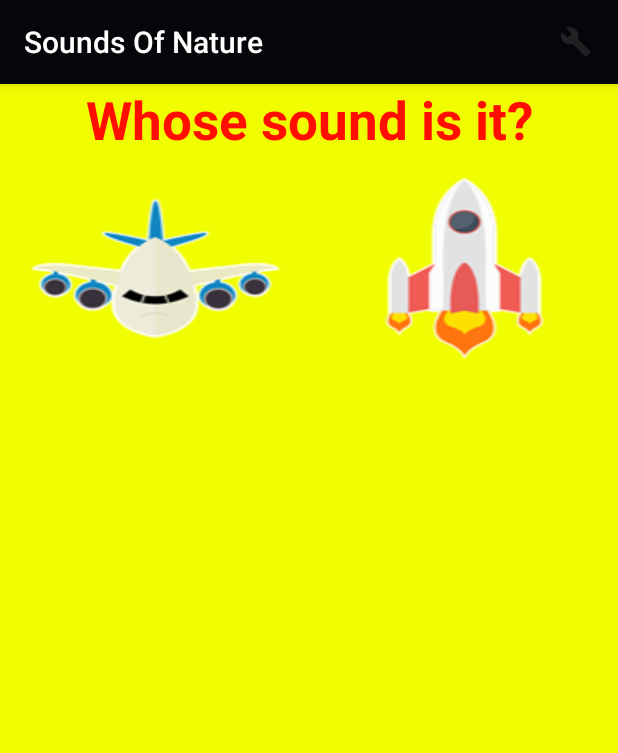
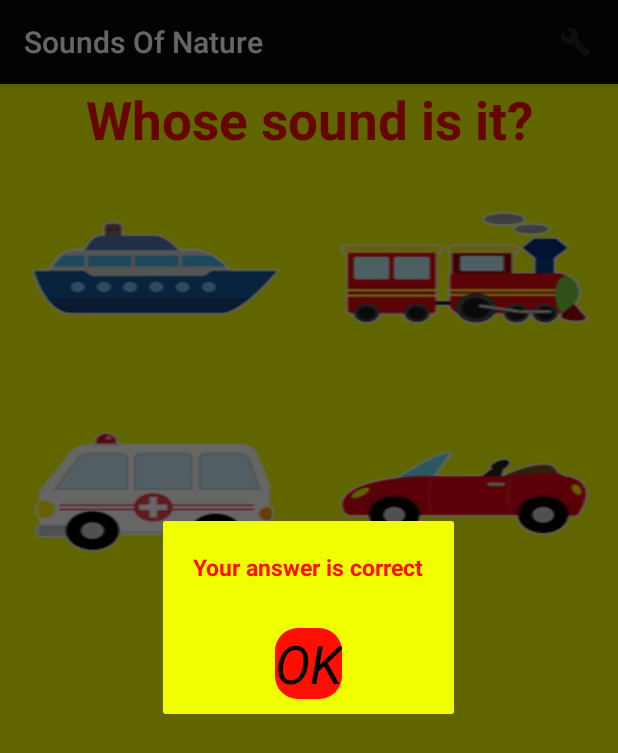
Before and after one commit to Bananio/SoundsOfNature, an Android app: the QuizActivity screen opened directly, with no data from a screen before it, after a tap on an icon or button, on a phone screen of 412 x 824 dp. Shown: the top 753 px of the screen. Run offline under Robolectric (Android 15) with nearby library versions, the phone set to English and light mode, and no system bars; 1 statement that could not run was skipped.

Commit message:
Delete unused elements

```diff
--- a/app/src/main/java/com/example/banancheg/soundsofnature/DialogFragmentCategory.java
+++ b/app/src/main/java/com/example/banancheg/soundsofnature/DialogFragmentCategory.java
@@ -9,7 +9,7 @@ import android.view.ViewGroup;
 
 public class DialogFragmentCategory extends DialogFragment implements View.OnClickListener {
 
-    Intent intent;
+    private Intent intent;
 
     public View onCreateView(LayoutInflater inflater, ViewGroup container,
                              Bundle savedInstanceState) {
--- a/app/src/main/java/com/example/banancheg/soundsofnature/ListeningActivity.java
+++ b/app/src/main/java/com/example/banancheg/soundsofnature/ListeningActivity.java
@@ -7,12 +7,9 @@ import android.support.v7.app.AppCompatActivity;
 import android.os.Bundle;
 import android.util.Log;
 import android.view.View;
-import android.view.Window;
 import android.widget.ImageButton;
 import android.widget.ScrollView;
 import android.widget.TabHost;
-import android.widget.TextView;
-import android.widget.Toast;
 import android.media.SoundPool;
 import java.util.ArrayList;
 import java.util.LinkedHashMap;
@@ -21,7 +18,6 @@ import java.util.Map;
 
 public class ListeningActivity extends AppCompatActivity implements View.OnClickListener {
 
-    int sAirplane;
     private SoundPool soundPool;
     private Map<Integer, Integer> hashMapIdSounds;
     private ImageButton catImageBtn, tigerImageBtn, chickenImageBtn, cowImageBtn, dogImageBtn, elephantImageBtn, frogImageBtn, horseImageBtn, lionImageBtn, pigImageBtn, monkeyImageBtn, sheepImageBtn, airplaneImageBtn, ambulanceImageBtn, bicycleImageBtn, busImageBtn, carImageBtn, fireEngineImageBtn, helicopterImageBtn, motorcycleImageBtn, policeCarImageBtn, rocketImageBtn, shipImageBtn, trainImageBtn;
@@ -30,7 +26,6 @@ public class ListeningActivity extends AppCompatActivity implements View.OnClick
     @Override
     protected void onCreate(Bundle savedInstanceState) {
         super.onCreate(savedInstanceState);
-        //this.requestWindowFeature(Window.FEATURE_NO_TITLE);
         setContentView(R.layout.activity_listening);
 
 
@@ -135,9 +130,6 @@ public class ListeningActivity extends AppCompatActivity implements View.OnClick
             }
         });
 
-        //soundPool = new SoundPool(1, AudioManager.STREAM_MUSIC,0);
-         //sAirplane = soundPool.load(this,R.raw.airplane,1);
-       // soundPool.play(sAirplane,1,1,1,0,1);
     }
 
     @Override
@@ -155,7 +147,6 @@ public class ListeningActivity extends AppCompatActivity implements View.OnClick
     @Override
     protected void onPause() {
         super.onPause();
-        Log.d("Ravi","Main Pause");
         soundPool.release();
         soundPool = null;
     }
--- a/app/src/main/java/com/example/banancheg/soundsofnature/MainActivity.java
+++ b/app/src/main/java/com/example/banancheg/soundsofnature/MainActivity.java
@@ -5,15 +5,13 @@ import android.content.Intent;
 import android.support.v7.app.AppCompatActivity;
 import android.os.Bundle;
 import android.view.View;
-import android.view.Window;
 
 public class MainActivity extends AppCompatActivity{
-    DialogFragment dialogFragment;
+    private DialogFragment dialogFragment;
 
     @Override
     protected void onCreate(Bundle savedInstanceState) {
         super.onCreate(savedInstanceState);
-        //this.requestWindowFeature(Window.FEATURE_NO_TITLE);
         setContentView(R.layout.activity_main);
         dialogFragment = new DialogFragmentCategory();
     }
--- a/app/src/main/java/com/example/banancheg/soundsofnature/QuizActivity.java
+++ b/app/src/main/java/com/example/banancheg/soundsofnature/QuizActivity.java
@@ -12,7 +12,7 @@ import android.os.Bundle;
 import android.preference.PreferenceManager;
 import android.support.annotation.Nullable;
 import android.support.v7.app.AppCompatActivity;
-import android.util.Log;
+import android.util.TimeUtils;
 import android.view.Gravity;
 import android.view.Menu;
 import android.view.MenuItem;
@@ -23,8 +23,6 @@ import android.widget.Button;
 import android.widget.ImageButton;
 import android.widget.LinearLayout;
 import android.widget.TextView;
-import android.widget.Toast;
-
 import java.security.SecureRandom;
 import java.util.ArrayList;
 import java.util.HashMap;
@@ -32,41 +30,44 @@ import java.util.Iterator;
 import java.util.LinkedHashMap;
 import java.util.LinkedHashSet;
 
+
 public class QuizActivity extends AppCompatActivity {
 
-    String choices;
-    public static final String CHOICES = "pref_numberOfChoices";
-    SecureRandom random;
-
+    private String choices;
+    private static final String CHOICES = "pref_numberOfChoices";
+    private SecureRandom random;
+    private QuizDialogFragmentCorrectAnswer quizDialogFragmentCorrectAnswer;
     private Animation shakeAnimation;
-    TextView textView;
-    ArrayList<ImageButton> referencesCurrentImageButtons;
-    LinearLayout row1, row2, parentRow2, parentRow1;
-    ArrayList<Integer> workList,animalList,transportList, allCurrentImages;
-    LinkedHashSet<Integer> currentQuestionImagesIds;
-    HashMap<Integer, Integer> hashMapWork,hashMapAnimals, hashMapTransport;
-    Button btnAnimals, btnTransport;
-    SoundPool soundPool;
-    int currentImage;
-    int val, correctAnswerImage, correctAnswerSound;
-    SharedPreferences sharedPreferences;
-    ImageButton imageButton1, imageButton2, imageButton3, imageButton4;
-    int randomPictureImgBtn,randomPictureImgBtn2,randomPictureImgBtn3,randomPictureImgBtn4;
+    private TextView textView;
+    private  ArrayList<ImageButton> referencesCurrentImageButtons;
+    private LinearLayout row1, row2, parentRow1;
+    private  ArrayList<Integer> workList,animalList,transportList, allCurrentImages;
+    private LinkedHashSet<Integer> currentQuestionImagesIds;
+    private HashMap<Integer, Integer> hashMapWork,hashMapAnimals, hashMapTransport;
+    private SoundPool soundPool;
+    private int correctAnswerImage, correctAnswerSound;
+    private SharedPreferences sharedPreferences;
+    private ImageButton imageButton1, imageButton2, imageButton3, imageButton4;
 
     @Override
     protected void onCreate(@Nullable Bundle savedInstanceState) {
         super.onCreate(savedInstanceState);
         setContentView(R.layout.activity_quiz);
+
         createSoundpool();
+
         sharedPreferences = PreferenceManager.getDefaultSharedPreferences(this);
+        choices = sharedPreferences.getString(CHOICES,"4");
+
         row1 = (LinearLayout) findViewById(R.id.row1);
         parentRow1 = (LinearLayout) findViewById(R.id.parentRow1);
         row2 = (LinearLayout) findViewById(R.id.row2);
-        parentRow2 = (LinearLayout) findViewById(R.id.parentRow2);
         textView = (TextView) findViewById(R.id.textTitle);
+
         shakeAnimation = AnimationUtils.loadAnimation(this,R.anim.incorrect_shake);
         shakeAnimation.setRepeatCount(3);
 
+        quizDialogFragmentCorrectAnswer = new QuizDialogFragmentCorrectAnswer();
 
         animalList = new ArrayList<Integer>();
         animalList.add(R.drawable.cat);
@@ -138,18 +139,14 @@ public class QuizActivity extends AppCompatActivity {
             workList = transportList;
             hashMapWork = hashMapTransport;
         }
-        //row2.setVisibility(View.VISIBLE);
 
-        choices = sharedPreferences.getString(CHOICES,"2");
-        Log.d("myLogs", choices);
+
         if (choices.equals("2")){
-           // row2.setVisibility(View.GONE);
             referencesCurrentImageButtons = new ArrayList<>();
             imageButton1 = (ImageButton) findViewById(R.id.imageButton1);
             imageButton2 = (ImageButton) findViewById(R.id.imageButton2);
             referencesCurrentImageButtons.add(imageButton1);
             referencesCurrentImageButtons.add(imageButton2);
-           // row2.setVisibility(View.GONE);
             if (row2 != null)
             row2.setVisibility(View.GONE);
             if (getResources().getConfiguration().orientation == Configuration.ORIENTATION_LANDSCAPE){
@@ -166,7 +163,6 @@ public class QuizActivity extends AppCompatActivity {
             referencesCurrentImageButtons = new ArrayList<>();
             imageButton1 = (ImageButton) findViewById(R.id.imageButton1);
             imageButton2 = (ImageButton) findViewById(R.id.imageButton2);
-          // row2.setVisibility(View.VISIBLE);
             if (row2 != null)
                 row2.setVisibility(View.VISIBLE);
             imageButton3 = (ImageButton) findViewById(R.id.imageButton3);
@@ -178,45 +174,12 @@ public class QuizActivity extends AppCompatActivity {
             referencesCurrentImageButtons.add(imageButton4);
 
         }
-        if (referencesCurrentImageButtons.size()<4){
-           // row2.setVisibility(View.GONE);
-        }
+
 
         currentQuestionImagesIds = new LinkedHashSet<>();
         random = new SecureRandom();
-        while (currentQuestionImagesIds.size()< Integer.parseInt(choices)){
-            currentQuestionImagesIds.add( workList.get(random.nextInt(workList.size())));
-        }
 
-        /*Iterator<Integer> iterator = currentQuestionImagesIds.iterator();
-        while(iterator.hasNext()) {
-            for (int i = 0; i < referencesCurrentImageButtons.size(); i++) {
-                referencesCurrentImageButtons.get(i).setBackgroundResource(iterator.next());
-            }
-        }*/
-
-        allCurrentImages = new ArrayList<>();
-
-        Iterator<Integer> iterator = currentQuestionImagesIds.iterator();
-        Iterator<ImageButton> iterator2 = referencesCurrentImageButtons.iterator();
-        while (iterator.hasNext()){
-            ImageButton imageButton =iterator2.next();
-            int currentImage = iterator.next();
-            imageButton.setOnClickListener(quizButtonListener);
-            allCurrentImages.add(currentImage);
-            imageButton.setBackgroundResource(currentImage);
-        }
-
-        iterator = null;
-
-        iterator = currentQuestionImagesIds.iterator();
-        for (int i = 0; i <=random.nextInt(currentQuestionImagesIds.size()); i++){
-            correctAnswerImage = iterator.next();
-        }
-
-        correctAnswerSound = hashMapWork.get(correctAnswerImage);
-
-        soundPool.load(this, correctAnswerSound, 1);
+        startNewQuestion();
 
 
     }
@@ -243,9 +206,15 @@ public class QuizActivity extends AppCompatActivity {
                     break;
             }
             if (correctAnswerImage == currentImage){
+                quizDialogFragmentCorrectAnswer.show(getFragmentManager(),"quizDialog");
 
+                startNewQuestion();
             }else{
                 currentButton.startAnimation(shakeAnimation);
+
+
+
+                startNewQuestion();
             }
 
         }
@@ -302,4 +271,35 @@ public class QuizActivity extends AppCompatActivity {
             }
         });
     }
+
+    void startNewQuestion(){
+        currentQuestionImagesIds.clear();
+        while (currentQuestionImagesIds.size()< Integer.parseInt(choices)){
+            currentQuestionImagesIds.add( workList.get(random.nextInt(workList.size())));
+        }
+
+
+
+        allCurrentImages = new ArrayList<>();
+
+        Iterator<Integer> iterator = currentQuestionImagesIds.iterator();
+        Iterator<ImageButton> iterator2 = referencesCurrentImageButtons.iterator();
+        while (iterator.hasNext()){
+            ImageButton imageButton =iterator2.next();
+            int currentImage = iterator.next();
+            imageButton.setOnClickListener(quizButtonListener);
+            allCurrentImages.add(currentImage);
+            imageButton.setBackgroundResource(currentImage);
+        }
+
+        iterator = currentQuestionImagesIds.iterator();
+        for (int i = 0; i <=random.nextInt(currentQuestionImagesIds.size()); i++){
+            correctAnswerImage = iterator.next();
+        }
+
+        correctAnswerSound = hashMapWork.get(correctAnswerImage);
+
+        soundPool.load(this, correctAnswerSound, 1);
+    }
+
 }
--- /dev/null
+++ b/app/src/main/java/com/example/banancheg/soundsofnature/QuizDialogFragmentCorrectAnswer.java
@@ -0,0 +1,36 @@
+package com.example.banancheg.soundsofnature;
+
+import android.app.DialogFragment;
+import android.content.DialogInterface;
+import android.os.Bundle;
+import android.util.Log;
+import android.view.LayoutInflater;
+import android.view.View;
+import android.view.ViewGroup;
+import android.widget.Button;
+
+public class QuizDialogFragmentCorrectAnswer extends DialogFragment implements View.OnClickListener{
+    private final String LOG_TAG = "myLogs";
+
+    public View onCreateView(LayoutInflater inflater, ViewGroup container,
+                             Bundle savedInstanceState) {
+        getDialog().setTitle(R.string.congratulations);
+        View v = inflater.inflate(R.layout.quiz_dialog, null);
+        v.findViewById(R.id.quizDialogButtonOk).setOnClickListener(this);
+        return v;
+    }
+
+    public void onClick(View v) {
+        Log.d(LOG_TAG, "Dialog 1: " + ((Button) v).getText());
+
+        dismiss();
+    }
+
+
+
+
+    public void onCancel(DialogInterface dialog) {
+        super.onCancel(dialog);
+        Log.d(LOG_TAG, "Dialog 2: onCancel");
+    }
+}
--- a/app/src/main/java/com/example/banancheg/soundsofnature/SplashActivity.java
+++ b/app/src/main/java/com/example/banancheg/soundsofnature/SplashActivity.java
@@ -3,7 +3,6 @@ package com.example.banancheg.soundsofnature;
 import android.content.Intent;
 import android.support.v7.app.AppCompatActivity;
 import android.os.Bundle;
-import android.view.Window;
 import android.view.animation.Animation;
 import android.view.animation.AnimationUtils;
 import android.widget.ImageView;
@@ -15,7 +14,6 @@ public class SplashActivity extends AppCompatActivity {
     @Override
     protected void onCreate(Bundle savedInstanceState) {
         super.onCreate(savedInstanceState);
-        //this.requestWindowFeature(Window.FEATURE_NO_TITLE);
         setContentView(R.layout.activity_splash);
         textView = (TextView) findViewById(R.id.textView);
         imageView = (ImageView) findViewById(R.id.imageView);
--- a/app/src/main/res/layout/dialog_category.xml
+++ b/app/src/main/res/layout/dialog_category.xml
@@ -4,7 +4,7 @@
     android:layout_width="wrap_content"
     android:layout_height="match_parent"
     android:orientation="vertical"
-    android:background="@color/black"
+    android:background="@color/yellow"
     >
     <TextView
         android:id="@+id/textView1"
--- /dev/null
+++ b/app/src/main/res/layout/quiz_dialog.xml
@@ -0,0 +1,30 @@
+<?xml version="1.0" encoding="utf-8"?>
+<LinearLayout
+    xmlns:android="http://schemas.android.com/apk/res/android"
+    android:layout_width="wrap_content"
+    android:layout_height="match_parent"
+    android:orientation="vertical"
+    android:gravity="center"
+    android:background="@color/yellow">
+    <TextView
+        android:id="@+id/quizDialogTextView"
+        android:layout_width="wrap_content"
+        android:layout_height="wrap_content"
+        android:layout_gravity="center"
+        android:layout_margin="20dp"
+        android:text="@string/correct_answer"
+        android:textAppearance="?android:attr/textAppearanceLarge">
+    </TextView>
+    <LinearLayout
+        android:layout_width="wrap_content"
+        android:layout_height="wrap_content"
+        android:gravity="center">
+        <Button
+            android:id="@+id/quizDialogButtonOk"
+            android:layout_width="wrap_content"
+            android:layout_height="wrap_content"
+            android:layout_margin="10dp"
+            android:text="@string/ok">
+        </Button>
+    </LinearLayout>
+</LinearLayout>
--- a/app/src/main/res/values/strings.xml
+++ b/app/src/main/res/values/strings.xml
@@ -38,4 +38,7 @@
     <string name="number_of_choices">Number of Choices</string>
     <string name="action_settings">settings</string>
     <string name="welcome">Welcome</string>
+    <string name="congratulations">Congratulations</string>
+    <string name="correct_answer">Your answer is correct</string>
+    <string name="ok">OK</string>
 </resources>
--- a/app/src/main/res/xml/settings.xml
+++ b/app/src/main/res/xml/settings.xml
@@ -7,5 +7,5 @@
      android:title="@string/number_of_choices"
      android:summary="@string/number_of_choices_description"
      android:persistent="true"
-     android:defaultValue="2" />
+     android:defaultValue="4" />
 </PreferenceScreen>
```
Also changed, not shown: 2 other files.
